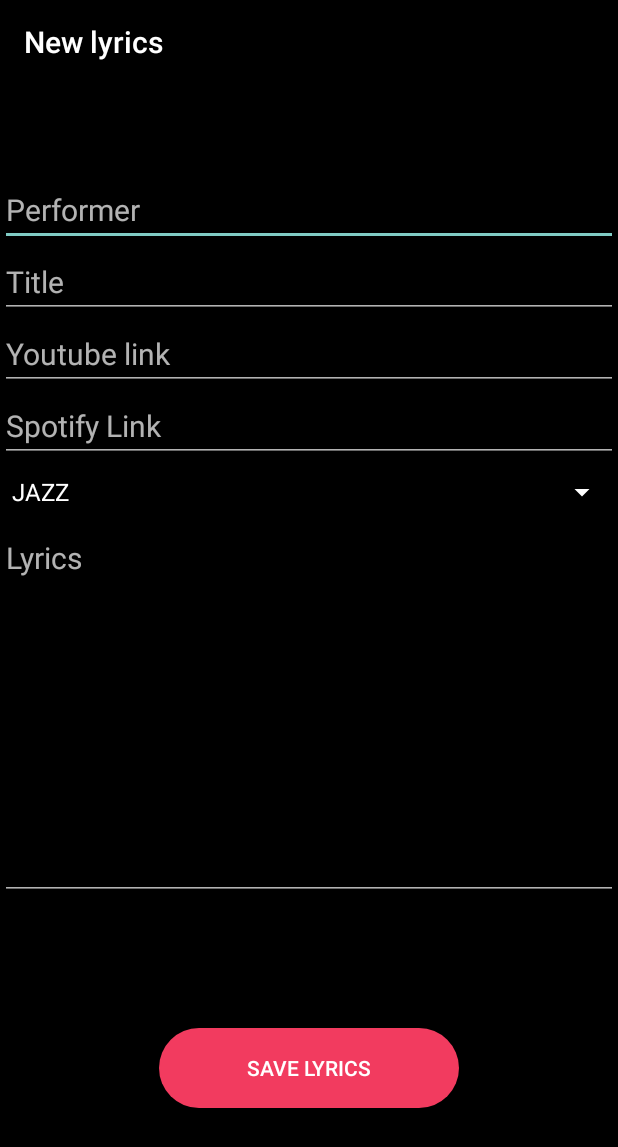
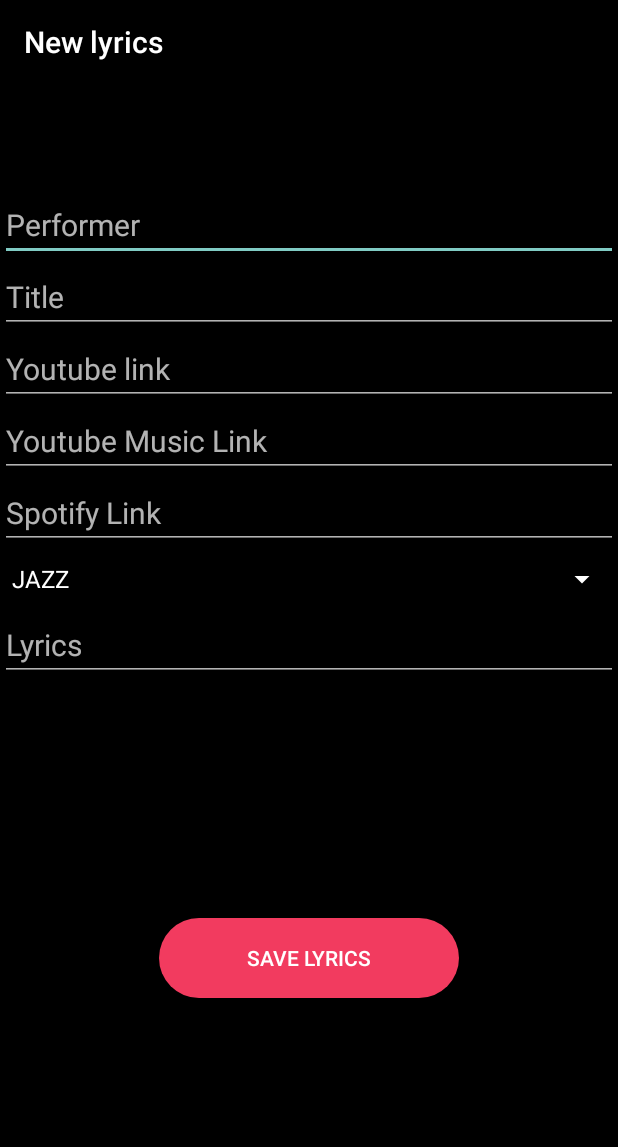
Before and after one commit to Krujzg/MyLyrics, an Android app: the CreateLyricsActivity screen opened directly, with no data from a screen before it, on a phone screen of 412 x 824 dp. Shown: the top 1147 px of the screen. Run offline under Robolectric (Android 15) with nearby library versions, the phone set to English and light mode, and no system bars; our stand-ins replace Room's generated code, data binding.

Commit message:
updated ui on update and create with youtube music link

```diff
--- a/app/src/main/java/com/oe/nik/krujzgergely/ui/createlyricsitem/CreateLyricsActivityViewModel.kt
+++ b/app/src/main/java/com/oe/nik/krujzgergely/ui/createlyricsitem/CreateLyricsActivityViewModel.kt
@@ -44,6 +44,9 @@ class CreateLyricsActivityViewModel(application: Application) : AndroidViewModel
     @Bindable
     var displayedspotifylink = MutableLiveData<String>()
 
+    @Bindable
+    var displayedyoutubeMusiclink = MutableLiveData<String>()
+
     private var songtype  : String = "JAZZ"
 
     init
@@ -70,7 +73,8 @@ class CreateLyricsActivityViewModel(application: Application) : AndroidViewModel
                         favourite = true,
                         lyrics_text = displayedLyricsText.value!!,
                         youtubeLink = displayedyoutubelink.value!!,
-                        spotifyLink = displayedspotifylink.value!!
+                        spotifyLink = displayedspotifylink.value!!,
+                        youtubeMusicLink = displayedyoutubeMusiclink.value!!
                     )
                 )
             }
@@ -87,7 +91,8 @@ class CreateLyricsActivityViewModel(application: Application) : AndroidViewModel
                 displayedTitle.value.isNullOrEmpty() ||
                 displayedLyricsText.value.isNullOrEmpty() ||
                 displayedyoutubelink.value.isNullOrEmpty() ||
-                displayedspotifylink.value.isNullOrEmpty())
+                displayedspotifylink.value.isNullOrEmpty() ||
+                displayedyoutubeMusiclink.value.isNullOrEmpty())
     }
 
     private fun sendNotification(title :String,message : String)
--- a/app/src/main/java/com/oe/nik/krujzgergely/ui/updatelyricsitem/UpdateLyricsItemViewModel.kt
+++ b/app/src/main/java/com/oe/nik/krujzgergely/ui/updatelyricsitem/UpdateLyricsItemViewModel.kt
@@ -44,6 +44,9 @@ class UpdateLyricsItemViewModel (application: Application) : AndroidViewModel(ap
     var displayedspotifylink = MutableLiveData<String>()
 
     @Bindable
+    var displayedyoutubeMusiclink = MutableLiveData<String>()
+
+    @Bindable
     var toggleButtonFavorite = MutableLiveData<Boolean>()
 
     init
@@ -63,6 +66,7 @@ class UpdateLyricsItemViewModel (application: Application) : AndroidViewModel(ap
         onDisplayYoutubeLinkContent()
         onDisplayFavoriteContent()
         onDisplaySpotifyLinkContent()
+        onDisplayYoutubeMusicLinkContent()
     }
 
     private fun updateLyricsModelLocally()
@@ -88,6 +92,7 @@ class UpdateLyricsItemViewModel (application: Application) : AndroidViewModel(ap
     private fun onDisplayYoutubeLinkContent() {displayedyoutubelink.value = lyricsModel.youtubeLink }
     private fun onDisplaySpotifyLinkContent() {displayedspotifylink.value = lyricsModel.spotifyLink }
     private fun onDisplayFavoriteContent() {toggleButtonFavorite.value = lyricsModel.favourite }
+    private fun onDisplayYoutubeMusicLinkContent() {displayedyoutubeMusiclink.value = lyricsModel.youtubeMusicLink }
 
     fun updateLyricsFromLocalDb()
     {
--- a/app/src/main/res/layout/activity_create_newlyrics.xml
+++ b/app/src/main/res/layout/activity_create_newlyrics.xml
@@ -19,7 +19,7 @@
                 android:layout_height="wrap_content"
                 android:layout_gravity="center"
                 android:columnCount="1"
-                android:rowCount="7">
+                android:rowCount="8">
 
                 <EditText
                     android:id="@+id/newperformer"
@@ -27,7 +27,7 @@
                     android:layout_height="wrap_content"
                     android:layout_row="0"
                     android:layout_column="0"
-                    android:layout_marginTop="60dp"
+                    android:layout_marginTop="70dp"
                     android:hint="@string/NewPerformer"
                     android:text="@={createLyricsModel.displayedPerformer}"
                     android:textColor="@color/white"
@@ -56,10 +56,21 @@
                     android:textSize="@dimen/CreateLyricsTextSize" />
 
                 <EditText
+                    android:id="@+id/newyoutubeMusiclink"
+                    android:layout_width="match_parent"
+                    android:layout_height="wrap_content"
+                    android:layout_row="3"
+                    android:layout_column="0"
+                    android:hint="@string/youtubeMusic_link"
+                    android:text="@={createLyricsModel.displayedyoutubeMusiclink}"
+                    android:textColor="@color/white"
+                    android:textSize="@dimen/CreateLyricsTextSize" />
+
+                <EditText
                     android:id="@+id/newspotifylink"
                     android:layout_width="match_parent"
                     android:layout_height="wrap_content"
-                    android:layout_row="3"
+                    android:layout_row="4"
                     android:layout_column="0"
                     android:hint="@string/spotify_link"
                     android:text="@={createLyricsModel.displayedspotifylink}"
@@ -70,7 +81,7 @@
                     android:id="@+id/newtype"
                     android:layout_width="match_parent"
                     android:layout_height="40dp"
-                    android:layout_row="4"
+                    android:layout_row="5"
                     android:layout_column="0"
                     android:backgroundTint="@color/white"
                     android:entries="@array/SongTypes"
@@ -80,8 +91,8 @@
                 <EditText
                     android:id="@+id/newlyrics_text"
                     android:layout_width="match_parent"
-                    android:layout_height="252dp"
-                    android:layout_row="5"
+                    android:layout_height="wrap_content"
+                    android:layout_row="6"
                     android:layout_column="0"
                     android:autofillHints="Add new lyrics"
                     android:gravity="top"
@@ -93,7 +104,7 @@
                     android:id="@+id/btn_create"
                     android:layout_width="200dp"
                     android:layout_height="53dp"
-                    android:layout_row="6"
+                    android:layout_row="7"
                     android:layout_gravity="center"
                     android:background="@drawable/button"
                     android:onClick="@{() -> createLyricsModel.saveNewLyricsIntoLocalDb()}"
--- a/app/src/main/res/values/strings.xml
+++ b/app/src/main/res/values/strings.xml
@@ -47,6 +47,7 @@
     <string name="pause_spotify">Pause</string>
     <string name="play_youtube">Play on youtube</string>
     <string name="play_youtubemusic">Play on youtube music</string>
+    <string name="youtubeMusic_link">Youtube Music Link</string>
     <string-array name="songTypes">
         <item>JAZZ</item>
         <item>HIPHOP</item>
```
Also changed, not shown: app/src/main/res/layout/activity_update_lyricsitem.xml (+16 -2 lines).
